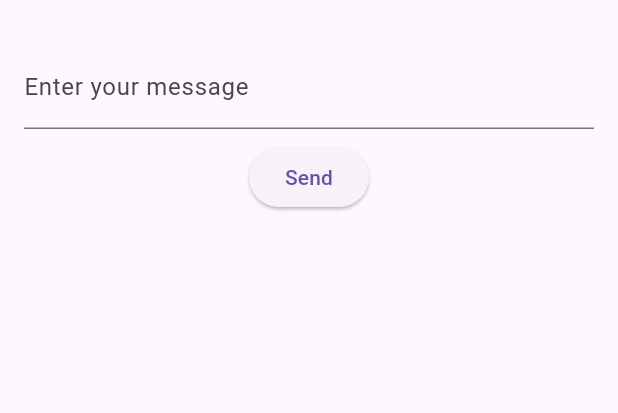
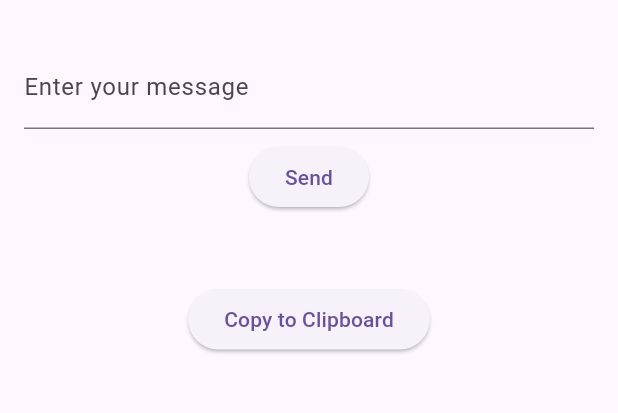
Before and after one commit to lars-heimann/vocabmate, a Flutter app: the VocabMateHomePage screen opened by its route, on a phone screen of 412 x 824 dp, the part 63-476 px from its top. Run offline on Flutter 3.47's test engine with Material 3 defaults, Android fonts, the phone set to English and light mode, and no system bars; our stand-ins replace firebase_auth, firebase_core; missing offline and left inert: firebase_ui_auth; accounts and stored records are empty; statements that could not run were skipped.

Commit message:
added button for copying output to clipboard

```diff
--- a/lib/main.dart
+++ b/lib/main.dart
@@ -4,6 +4,7 @@
 import 'firebase_options.dart';
 import 'package:firebase_auth/firebase_auth.dart' hide EmailAuthProvider;
 import 'package:firebase_ui_auth/firebase_ui_auth.dart';
+import 'package:flutter/services.dart'; // Import the services package for clipboard
 
 void main() async {
   WidgetsFlutterBinding.ensureInitialized();
@@ -79,6 +80,13 @@
     Navigator.of(context).pushReplacementNamed('/sign-in'); // Direct navigation
   }
 
+  void _copyToClipboard() {
+    Clipboard.setData(ClipboardData(text: _response));
+    ScaffoldMessenger.of(context).showSnackBar(
+      const SnackBar(content: Text('Response copied to clipboard!')),
+    );
+  }
+
   @override
   Widget build(BuildContext context) {
     return Scaffold(
@@ -109,9 +117,18 @@
             const SizedBox(height: 16.0),
             _isLoading
                 ? const CircularProgressIndicator()
-                : Text(
-                    _response,
-                    style: const TextStyle(fontSize: 16.0),
+                : Column(
+                    children: [
+                      Text(
+                        _response,
+                        style: const TextStyle(fontSize: 16.0),
+                      ),
+                      const SizedBox(height: 8.0),
+                      ElevatedButton(
+                        onPressed: _copyToClipboard,
+                        child: const Text('Copy to Clipboard'),
+                      ),
+                    ],
                   ),
           ],
         ),
```
